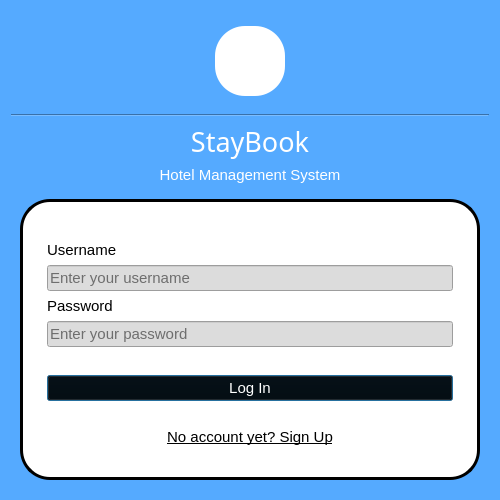
Qt form login_dialog.ui (euuii/StayBook) before a commit.
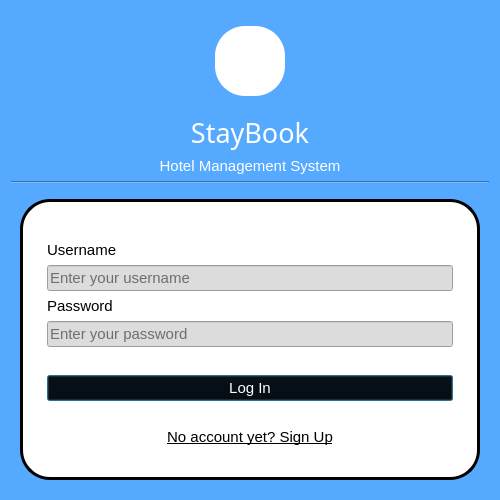
The same form after that commit. Icons and pictures are not drawn.

Commit message: added again QT ui files for backup

What changed in the file:
```diff
--- a/login_dialog.ui
+++ b/login_dialog.ui
@@ -134,13 +134,6 @@
      </layout>
     </widget>
    </item>
-   <item>
-    <widget class="Line" name="line">
-     <property name="orientation">
-      <enum>Qt::Orientation::Horizontal</enum>
-     </property>
-    </widget>
-   </item>
    <item>
     <widget class="QLabel" name="label_2">
      <property name="font">
@@ -170,6 +163,13 @@
      </property>
     </widget>
    </item>
+   <item>
+    <widget class="Line" name="line">
+     <property name="orientation">
+      <enum>Qt::Orientation::Horizontal</enum>
+     </property>
+    </widget>
+   </item>
    <item>
     <widget class="QStackedWidget" name="stackedWidget">
      <property name="currentIndex">
```
Left out of the diff: 1 changed line with no effect on the pictures. The commit also changes 1 other file.
